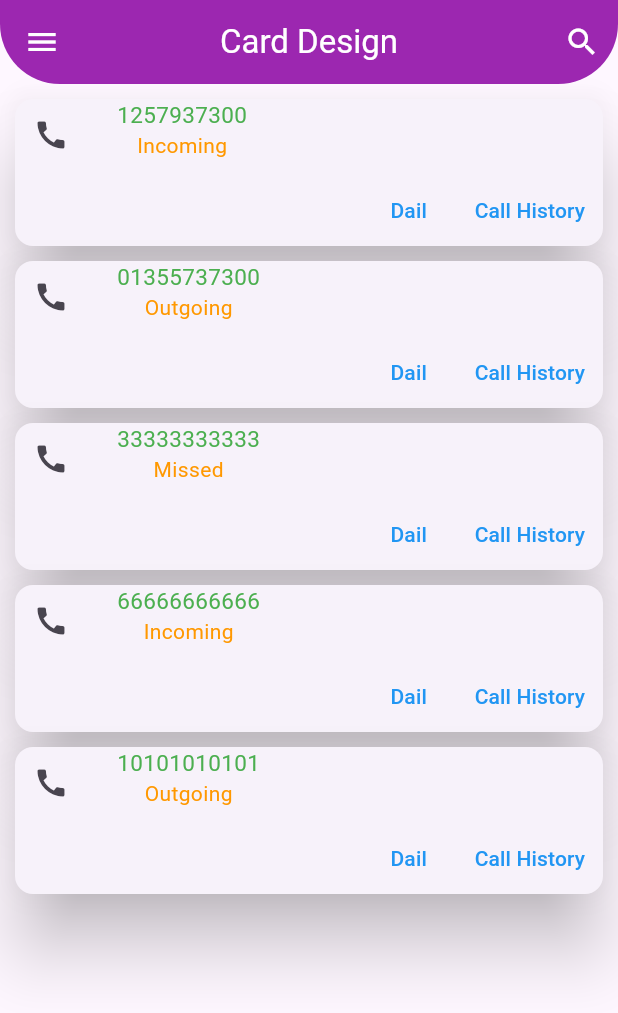
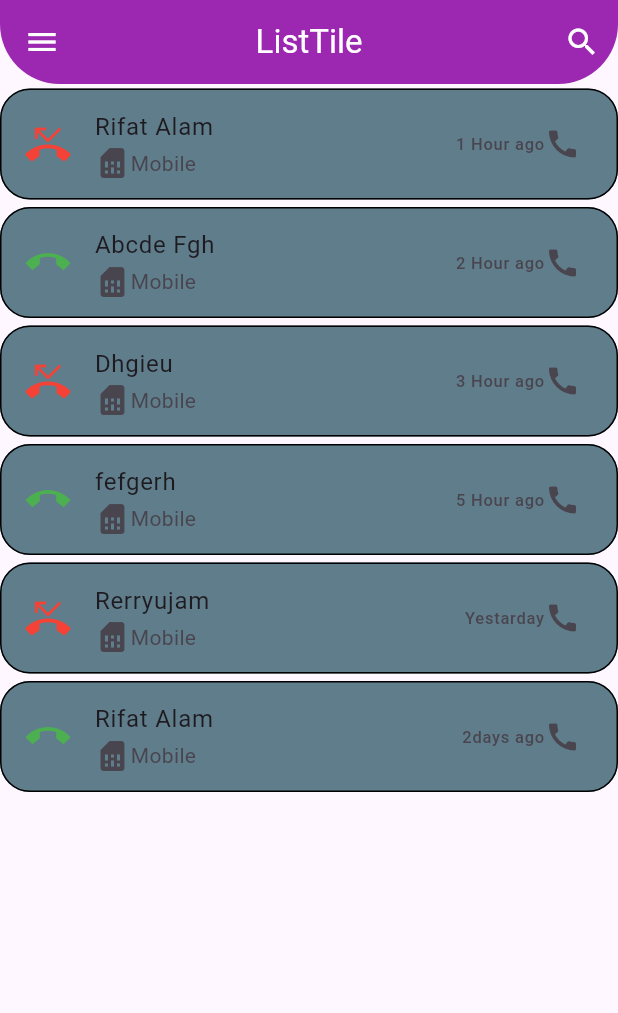
Before and after one commit to rifatalam26/my-first-app, a Flutter app: the screen it shows after launch, on a phone screen of 412 x 824 dp. Shown: the top 1013 px of the screen. Run offline on Flutter 3.47's test engine with Material 3 defaults, Android fonts, the light colour scheme and no system bars.

Commit message:
ListTile

```diff
--- a/lib/main.dart
+++ b/lib/main.dart
@@ -30,189 +30,369 @@ class _HomePageState extends State<HomePage> {
     return Scaffold(
       appBar: AppBar(
         leading: IconButton(onPressed: () {}, icon: Icon(Icons.menu)),
-        title: Text("Card Design"),
+        title: Text("ListTile"),
         actions: [
           //  IconButton(onPressed: () {}, icon: Icon(Icons.shopping_cart)),
           IconButton(onPressed: () {}, icon: Icon(Icons.search)),
         ],
         backgroundColor: Colors.purple,
         centerTitle: true,
-
         foregroundColor: Colors.white,
-
         shape: RoundedRectangleBorder(
           borderRadius: BorderRadius.vertical(bottom: Radius.circular(40)),
         ),
       ),
-      body:Column(
+      body: Column(
         children: [
-          Card(elevation: 20.0,
-            //color: Colors.orangeAccent,
-            // shape:OutlineInputBorder(
-            //   borderRadius: BorderRadius.all(Radius.circular(30)),
-            //  // borderSide: BorderSide(color: Colors.black,width: 3),
-            // ) ,
-          margin: EdgeInsets.only(top: 10,left: 10,right: 10),
-           child: Column(
+          // Card(elevation: 20.0,
+          //   //color: Colors.orangeAccent,
+          //   // shape:OutlineInputBorder(
+          //   //   borderRadius: BorderRadius.all(Radius.circular(30)),
+          //   //  // borderSide: BorderSide(color: Colors.black,width: 3),
+          //   // ) ,
+          // margin: EdgeInsets.only(top: 10,left: 10,right: 10),
+          //  child: Column(
+          //    children: [
+          //      Row(mainAxisAlignment: MainAxisAlignment.start,
+          //        crossAxisAlignment: CrossAxisAlignment.start,
+          //        children: [IconButton(onPressed: (){}, icon: Icon(Icons.call)),
+          //        SizedBox(width: 20,),
+          //          Column(
+          //            children: [
+          //              Text("1257937300",style: TextStyle(color: Colors.green,fontSize: 15.0),),
+          //              Text("Incoming",style: TextStyle(color: Colors.orange),),
+          //            ],
+          //
+          //          )
+          //        ],
+          //      ),
+          //      SizedBox(height: 2,),
+          //      Row(mainAxisAlignment: MainAxisAlignment.end,
+          //        crossAxisAlignment: CrossAxisAlignment.end,
+          //        children: [
+          //          TextButton(onPressed: (){}, child: Text("Dail",style: TextStyle(color: Colors.blue),)),
+          //          TextButton(onPressed: (){}, child: Text("Call History",style: TextStyle(color: Colors.blue))),
+          //        ],
+          //      )
+          //    ],
+          //  ),
+          // ),
+          // Card(elevation: 20.0,
+          //   //color: Colors.orangeAccent,
+          //   // shape:OutlineInputBorder(
+          //   //   borderRadius: BorderRadius.all(Radius.circular(30)),
+          //   //  // borderSide: BorderSide(color: Colors.black,width: 3),
+          //   // ) ,
+          //   margin: EdgeInsets.only(top: 10,left: 10,right: 10),
+          //   child: Column(
+          //     children: [
+          //       Row(mainAxisAlignment: MainAxisAlignment.start,
+          //         crossAxisAlignment: CrossAxisAlignment.start,
+          //         children: [IconButton(onPressed: (){}, icon: Icon(Icons.call)),
+          //           SizedBox(width: 20,),
+          //           Column(
+          //             children: [
+          //               Text("01355737300",style: TextStyle(color: Colors.green,fontSize: 15.0),),
+          //               Text("Outgoing",style: TextStyle(color: Colors.orange),),
+          //             ],
+          //
+          //           )
+          //         ],
+          //       ),
+          //       SizedBox(height: 2,),
+          //       Row(mainAxisAlignment: MainAxisAlignment.end,
+          //         crossAxisAlignment: CrossAxisAlignment.end,
+          //         children: [
+          //           TextButton(onPressed: (){}, child: Text("Dail",style: TextStyle(color: Colors.blue))),
+          //           TextButton(onPressed: (){}, child: Text("Call History",style: TextStyle(color: Colors.blue))),
+          //         ],
+          //       )
+          //     ],
+          //   ),
+          // ),
+          // Card(elevation: 20.0,
+          //   //color: Colors.orangeAccent,
+          //   // shape:OutlineInputBorder(
+          //   //   borderRadius: BorderRadius.all(Radius.circular(30)),
+          //   //  // borderSide: BorderSide(color: Colors.black,width: 3),
+          //   // ) ,
+          //   margin: EdgeInsets.only(top: 10,left: 10,right: 10),
+          //   child: Column(
+          //     children: [
+          //       Row(mainAxisAlignment: MainAxisAlignment.start,
+          //         crossAxisAlignment: CrossAxisAlignment.start,
+          //         children: [IconButton(onPressed: (){}, icon: Icon(Icons.call)),
+          //           SizedBox(width: 20,),
+          //           Column(
+          //             children: [
+          //               Text("33333333333",style: TextStyle(color: Colors.green,fontSize: 15.0)),
+          //               Text("Missed",style: TextStyle(color: Colors.orange)),
+          //             ],
+          //
+          //           )
+          //         ],
+          //       ),
+          //       SizedBox(height: 2,),
+          //       Row(mainAxisAlignment: MainAxisAlignment.end,
+          //         crossAxisAlignment: CrossAxisAlignment.end,
+          //         children: [
+          //           TextButton(onPressed: (){}, child: Text("Dail",style: TextStyle(color: Colors.blue))),
+          //           TextButton(onPressed: (){}, child: Text("Call History",style: TextStyle(color: Colors.blue))),
+          //         ],
+          //       )
+          //     ],
+          //   ),
+          // ),
+          // Card(elevation: 20.0,
+          //   //color: Colors.orangeAccent,
+          //   // shape:OutlineInputBorder(
+          //   //   borderRadius: BorderRadius.all(Radius.circular(30)),
+          //   //  // borderSide: BorderSide(color: Colors.black,width: 3),
+          //   // ) ,
+          //   margin: EdgeInsets.only(top: 10,left: 10,right: 10),
+          //   child: Column(
+          //     children: [
+          //       Row(mainAxisAlignment: MainAxisAlignment.start,
+          //         crossAxisAlignment: CrossAxisAlignment.start,
+          //         children: [IconButton(onPressed: (){}, icon: Icon(Icons.call)),
+          //           SizedBox(width: 20,),
+          //           Column(
+          //             children: [
+          //               Text("66666666666",style: TextStyle(color: Colors.green,fontSize: 15.0)),
+          //               Text("Incoming",style: TextStyle(color: Colors.orange)),
+          //             ],
+          //
+          //           )
+          //         ],
+          //       ),
+          //       SizedBox(height: 2,),
+          //       Row(mainAxisAlignment: MainAxisAlignment.end,
+          //         crossAxisAlignment: CrossAxisAlignment.end,
+          //         children: [
+          //           TextButton(onPressed: (){}, child: Text("Dail",style: TextStyle(color: Colors.blue))),
+          //           TextButton(onPressed: (){}, child: Text("Call History",style: TextStyle(color: Colors.blue))),
+          //         ],
+          //       )
+          //     ],
+          //   ),
+          // ),
+          // Card(elevation: 20.0,
+          //   //color: Colors.orangeAccent,
+          //   // shape:OutlineInputBorder(
+          //   //   borderRadius: BorderRadius.all(Radius.circular(30)),
+          //   //  // borderSide: BorderSide(color: Colors.black,width: 3),
+          //   // ) ,
+          //   margin: EdgeInsets.only(top: 10,left: 10,right: 10),
+          //   child: Column(
+          //     children: [
+          //       Row(mainAxisAlignment: MainAxisAlignment.start,
+          //         crossAxisAlignment: CrossAxisAlignment.start,
+          //         children: [IconButton(onPressed: (){}, icon: Icon(Icons.call)),
+          //           SizedBox(width: 20,),
+          //           Column(
+          //             children: [
+          //               Text("10101010101",style: TextStyle(color: Colors.green,fontSize: 15.0)),
+          //               Text("Outgoing",style: TextStyle(color: Colors.orange)),
+          //             ],
+          //
+          //           )
+          //         ],
+          //       ),
+          //       SizedBox(height: 2,),
+          //       Row(mainAxisAlignment: MainAxisAlignment.end,
+          //         crossAxisAlignment: CrossAxisAlignment.end,
+          //         children: [
+          //           TextButton(onPressed: (){}, child: Text("Dail",style: TextStyle(color: Colors.blue))),
+          //           TextButton(onPressed: (){}, child: Text("Call History",style: TextStyle(color: Colors.blue))),
+          //         ],
+          //       )
+          //     ],
+          //   ),
+          // ),
+          SizedBox(
+            height: 3.0,
+          ),
+          ListTile(
+            tileColor: Colors.blueGrey,
+            shape: OutlineInputBorder(
+                borderRadius: BorderRadius.all(Radius.circular(20))),
+            leading: Icon(
+              Icons.phone_missed,
+              color: Colors.red,
+              size: 30,
+            ),
+            title: Text(
+              "Rifat Alam",
+              style: TextStyle(
+                fontSize: 16.0,
+              ),
+            ),
+            subtitle: Row(
               children: [
-               Row(mainAxisAlignment: MainAxisAlignment.start,
-                 crossAxisAlignment: CrossAxisAlignment.start,
-                 children: [IconButton(onPressed: (){}, icon: Icon(Icons.call)),
-                 SizedBox(width: 20,),
-                   Column(
-                     children: [
-                       Text("1257937300",style: TextStyle(color: Colors.green,fontSize: 15.0),),
-                       Text("Incoming",style: TextStyle(color: Colors.orange),),
-                     ],
-
-                   )
+                Icon(Icons.sim_card),
+                Text("Mobile"),
               ],
             ),
-               SizedBox(height: 2,),
-               Row(mainAxisAlignment: MainAxisAlignment.end,
-                 crossAxisAlignment: CrossAxisAlignment.end,
+            trailing: Row(
+              mainAxisSize: MainAxisSize.min,
               children: [
-                   TextButton(onPressed: (){}, child: Text("Dail",style: TextStyle(color: Colors.blue),)),
-                   TextButton(onPressed: (){}, child: Text("Call History",style: TextStyle(color: Colors.blue))),
-                 ],
-               )
+                Text("1 Hour ago"),
+                Icon(Icons.call),
               ],
             ),
           ),
-          Card(elevation: 20.0,
-            //color: Colors.orangeAccent,
-            // shape:OutlineInputBorder(
-            //   borderRadius: BorderRadius.all(Radius.circular(30)),
-            //  // borderSide: BorderSide(color: Colors.black,width: 3),
-            // ) ,
-            margin: EdgeInsets.only(top: 10,left: 10,right: 10),
-            child: Column(
+          SizedBox(height: 5.0,),
+          ListTile(
+            tileColor: Colors.blueGrey,
+            shape: OutlineInputBorder(
+                borderRadius: BorderRadius.all(Radius.circular(20))),
+            leading: Icon(
+              Icons.call_end_sharp,
+              color: Colors.green,
+              size: 30,
+            ),
+            title: Text(
+              "Abcde Fgh",
+              style: TextStyle(
+                fontSize: 16.0,
+              ),
+            ),
+            subtitle: Row(
               children: [
-                Row(mainAxisAlignment: MainAxisAlignment.start,
-                  crossAxisAlignment: CrossAxisAlignment.start,
-                  children: [IconButton(onPressed: (){}, icon: Icon(Icons.call)),
-                    SizedBox(width: 20,),
-                    Column(
-                      children: [
-                        Text("01355737300",style: TextStyle(color: Colors.green,fontSize: 15.0),),
-                        Text("Outgoing",style: TextStyle(color: Colors.orange),),
-                      ],
-
-                    )
+                Icon(Icons.sim_card),
+                Text("Mobile"),
               ],
             ),
-                SizedBox(height: 2,),
-                Row(mainAxisAlignment: MainAxisAlignment.end,
-                  crossAxisAlignment: CrossAxisAlignment.end,
+            trailing: Row(
+              mainAxisSize: MainAxisSize.min,
               children: [
-                    TextButton(onPressed: (){}, child: Text("Dail",style: TextStyle(color: Colors.blue))),
-                    TextButton(onPressed: (){}, child: Text("Call History",style: TextStyle(color: Colors.blue))),
-                  ],
-                )
+                Text("2 Hour ago"),
+                Icon(Icons.call),
               ],
             ),
           ),
-          Card(elevation: 20.0,
-            //color: Colors.orangeAccent,
-            // shape:OutlineInputBorder(
-            //   borderRadius: BorderRadius.all(Radius.circular(30)),
-            //  // borderSide: BorderSide(color: Colors.black,width: 3),
-            // ) ,
-            margin: EdgeInsets.only(top: 10,left: 10,right: 10),
-            child: Column(
+          SizedBox(height: 5.0,),
+          ListTile(
+            tileColor: Colors.blueGrey,
+            shape: OutlineInputBorder(
+                borderRadius: BorderRadius.all(Radius.circular(20))),
+            leading: Icon(
+              Icons.phone_missed,
+              color: Colors.red,
+              size: 30,
+            ),
+            title: Text(
+              "Dhgieu",
+              style: TextStyle(
+                fontSize: 16.0,
+              ),
+            ),
+            subtitle: Row(
               children: [
-                Row(mainAxisAlignment: MainAxisAlignment.start,
-                  crossAxisAlignment: CrossAxisAlignment.start,
-                  children: [IconButton(onPressed: (){}, icon: Icon(Icons.call)),
-                    SizedBox(width: 20,),
-                    Column(
-                      children: [
-                        Text("33333333333",style: TextStyle(color: Colors.green,fontSize: 15.0)),
-                        Text("Missed",style: TextStyle(color: Colors.orange)),
-                      ],
-
-                    )
+                Icon(Icons.sim_card),
+                Text("Mobile"),
               ],
             ),
-                SizedBox(height: 2,),
-                Row(mainAxisAlignment: MainAxisAlignment.end,
-                  crossAxisAlignment: CrossAxisAlignment.end,
+            trailing: Row(
+              mainAxisSize: MainAxisSize.min,
               children: [
-                    TextButton(onPressed: (){}, child: Text("Dail",style: TextStyle(color: Colors.blue))),
-                    TextButton(onPressed: (){}, child: Text("Call History",style: TextStyle(color: Colors.blue))),
-                  ],
-                )
+                Text("3 Hour ago"),
+                Icon(Icons.call),
               ],
             ),
           ),
-          Card(elevation: 20.0,
-            //color: Colors.orangeAccent,
-            // shape:OutlineInputBorder(
-            //   borderRadius: BorderRadius.all(Radius.circular(30)),
-            //  // borderSide: BorderSide(color: Colors.black,width: 3),
-            // ) ,
-            margin: EdgeInsets.only(top: 10,left: 10,right: 10),
-            child: Column(
+          SizedBox(height: 5.0,),
+          ListTile(
+            tileColor: Colors.blueGrey,
+            shape: OutlineInputBorder(
+                borderRadius: BorderRadius.all(Radius.circular(20))),
+            leading: Icon(
+              Icons.call_end_sharp,
+              color: Colors.green,
+              size: 30,
+            ),
+            title: Text(
+              "fefgerh",
+              style: TextStyle(
+                fontSize: 16.0,
+              ),
+            ),
+            subtitle: Row(
               children: [
-                Row(mainAxisAlignment: MainAxisAlignment.start,
-                  crossAxisAlignment: CrossAxisAlignment.start,
-                  children: [IconButton(onPressed: (){}, icon: Icon(Icons.call)),
-                    SizedBox(width: 20,),
-                    Column(
-                      children: [
-                        Text("66666666666",style: TextStyle(color: Colors.green,fontSize: 15.0)),
-                        Text("Incoming",style: TextStyle(color: Colors.orange)),
-                      ],
-
-                    )
+                Icon(Icons.sim_card),
+                Text("Mobile"),
               ],
             ),
-                SizedBox(height: 2,),
-                Row(mainAxisAlignment: MainAxisAlignment.end,
-                  crossAxisAlignment: CrossAxisAlignment.end,
+            trailing: Row(
+              mainAxisSize: MainAxisSize.min,
               children: [
-                    TextButton(onPressed: (){}, child: Text("Dail",style: TextStyle(color: Colors.blue))),
-                    TextButton(onPressed: (){}, child: Text("Call History",style: TextStyle(color: Colors.blue))),
-                  ],
-                )
+                Text("5 Hour ago"),
+                Icon(Icons.call),
               ],
             ),
           ),
-          Card(elevation: 20.0,
-            //color: Colors.orangeAccent,
-            // shape:OutlineInputBorder(
-            //   borderRadius: BorderRadius.all(Radius.circular(30)),
-            //  // borderSide: BorderSide(color: Colors.black,width: 3),
-            // ) ,
-            margin: EdgeInsets.only(top: 10,left: 10,right: 10),
-            child: Column(
+          SizedBox(height: 5.0,),
+          ListTile(
+            tileColor: Colors.blueGrey,
+            shape: OutlineInputBorder(
+                borderRadius: BorderRadius.all(Radius.circular(20))),
+            leading: Icon(
+              Icons.phone_missed,
+              color: Colors.red,
+              size: 30,
+            ),
+            title: Text(
+              "Rerryujam",
+              style: TextStyle(
+                fontSize: 16.0,
+              ),
+            ),
+            subtitle: Row(
               children: [
-                Row(mainAxisAlignment: MainAxisAlignment.start,
-                  crossAxisAlignment: CrossAxisAlignment.start,
-                  children: [IconButton(onPressed: (){}, icon: Icon(Icons.call)),
-                    SizedBox(width: 20,),
-                    Column(
-                      children: [
-                        Text("10101010101",style: TextStyle(color: Colors.green,fontSize: 15.0)),
-                        Text("Outgoing",style: TextStyle(color: Colors.orange)),
-                      ],
-
-                    )
+                Icon(Icons.sim_card),
+                Text("Mobile"),
               ],
             ),
-                SizedBox(height: 2,),
-                Row(mainAxisAlignment: MainAxisAlignment.end,
-                  crossAxisAlignment: CrossAxisAlignment.end,
+            trailing: Row(
+              mainAxisSize: MainAxisSize.min,
               children: [
-                    TextButton(onPressed: (){}, child: Text("Dail",style: TextStyle(color: Colors.blue))),
-                    TextButton(onPressed: (){}, child: Text("Call History",style: TextStyle(color: Colors.blue))),
+                Text("Yestarday"),
+                Icon(Icons.call),
               ],
-                )
+            ),
+          ),
+          SizedBox(height: 5.0,),
+          ListTile(
+            tileColor: Colors.blueGrey,
+            shape: OutlineInputBorder(
+                borderRadius: BorderRadius.all(Radius.circular(20))),
+            leading: Icon(
+              Icons.call_end_sharp,
+              color: Colors.green,
+              size: 30,
+            ),
+            title: Text(
+              "Rifat Alam",
+              style: TextStyle(
+                fontSize: 16.0,
+              ),
+            ),
+            subtitle: Row(
+              children: [
+                Icon(Icons.sim_card),
+                Text("Mobile"),
+              ],
+            ),
+            trailing: Row(
+              mainAxisSize: MainAxisSize.min,
+              children: [
+                Text("2days ago"),
+                Icon(Icons.call),
               ],
             ),
           ),
         ],
-      )
+      ),
     );
   }
 }
```
Lines whose indentation alone changed are shown as unchanged.
